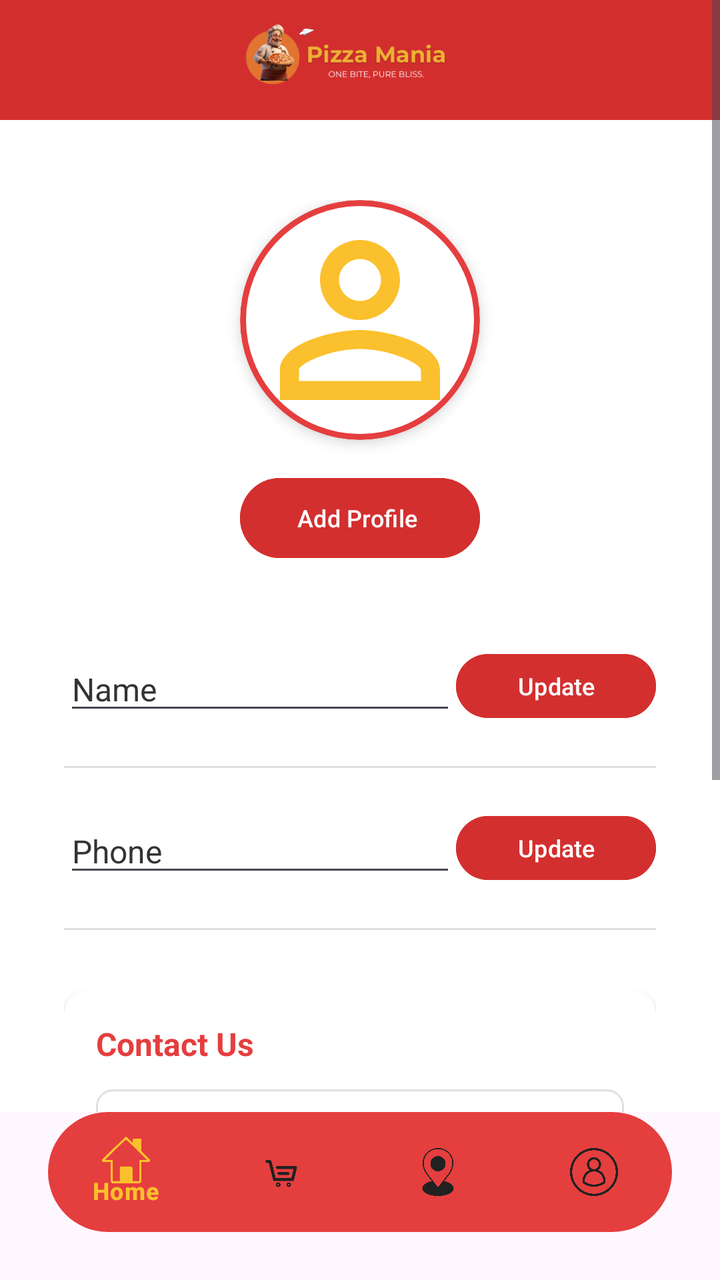
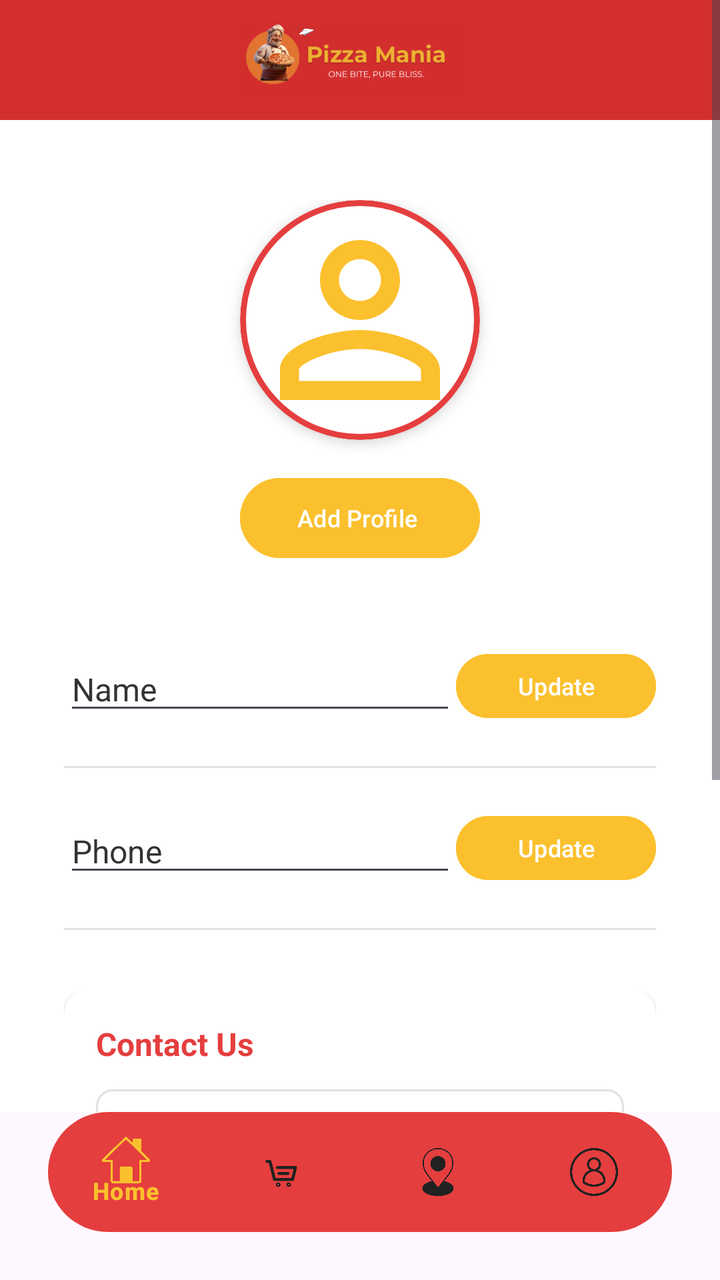

An Android layout rendered at two revisions. The XML below is the earlier revision; the diff shows what the commit changed to produce the second picture.
<!-- AndroidManifest.xml: application theme Theme.Pizzar11 -->
<!-- res/layout/activity_profile.xml -->
<?xml version="1.0" encoding="utf-8"?>
<androidx.constraintlayout.widget.ConstraintLayout
    xmlns:android="http://schemas.android.com/apk/res/android"
    xmlns:app="http://schemas.android.com/apk/res-auto"
    xmlns:tools="http://schemas.android.com/tools"
    android:id="@+id/main"
    android:layout_width="match_parent"
    android:layout_height="match_parent"
    tools:context=".ProfileActivity">

    <ScrollView
        android:id="@+id/scrollView"
        android:layout_width="0dp"
        android:layout_height="0dp"
        android:background="@android:color/white"
        app:layout_constraintTop_toTopOf="parent"
        app:layout_constraintBottom_toTopOf="@+id/bottomNavigationView"
        app:layout_constraintStart_toStartOf="parent"
        app:layout_constraintEnd_toEndOf="parent">

        <LinearLayout
            android:layout_width="match_parent"
            android:layout_height="wrap_content"
            android:orientation="vertical">

            
            <LinearLayout
                android:layout_width="match_parent"
                android:layout_height="60dp"
                android:background="#d32f2f"
                android:gravity="center"
                android:orientation="horizontal">

                <ImageView
                    android:layout_width="180dp"
                    android:layout_height="40dp"
                    android:layout_marginEnd="8dp"
                    android:src="@drawable/headerimg"
                    android:scaleType="fitCenter"
                    android:contentDescription="Pizza Mania Logo" />

            </LinearLayout>

            
            <LinearLayout
                android:layout_width="match_parent"
                android:layout_height="wrap_content"
                android:layout_marginTop="40dp"
                android:gravity="center"
                android:orientation="vertical">

                <androidx.cardview.widget.CardView
                    android:layout_width="120dp"
                    android:layout_height="120dp"
                    app:cardCornerRadius="60dp"
                    app:cardElevation="4dp">

                    <ImageView
                        android:id="@+id/iv_profile"
                        android:layout_width="match_parent"
                        android:layout_height="match_parent"
                        android:scaleType="centerCrop"
                        android:src="@drawable/person"
                        android:contentDescription="Profile Picture" />

                    
                    <View
                        android:layout_width="match_parent"
                        android:layout_height="match_parent"
                        android:background="@drawable/circle_border_red" />

                </androidx.cardview.widget.CardView>

                <Button
                    android:id="@+id/btn_add_image"
                    android:layout_width="120dp"
                    android:layout_height="48dp"
                    android:layout_marginTop="15dp"
                    android:backgroundTint="@color/tomato_red"
                    android:text="Add Profile "
                    android:textColor="@android:color/white"
                    android:textSize="12sp"
                    android:textAllCaps="false" />

            </LinearLayout>

            
            <LinearLayout
                android:layout_width="match_parent"
                android:layout_height="wrap_content"
                android:layout_marginStart="32dp"
                android:layout_marginTop="40dp"
                android:layout_marginEnd="32dp"
                android:orientation="vertical">

                
                <LinearLayout
                    android:layout_width="match_parent"
                    android:layout_height="wrap_content"
                    android:layout_marginBottom="20dp"
                    android:orientation="horizontal"
                    android:gravity="center_vertical">

                    <EditText
                        android:id="@+id/tv_name"
                        android:layout_width="0dp"
                        android:layout_height="wrap_content"
                        android:layout_weight="1"
                        android:text="Name"
                        android:textColor="#333333"
                        android:textSize="16sp"
                        android:textStyle="normal" />

                    <Button
                        android:id="@+id/btn_update_name"
                        android:layout_width="100dp"
                        android:layout_height="40dp"
                        android:backgroundTint="@color/tomato_red"
                        android:text="Update"
                        android:textColor="@android:color/white"
                        android:textSize="12sp"
                        android:textAllCaps="false" />

                </LinearLayout>

                <View
                    android:layout_width="match_parent"
                    android:layout_height="1dp"
                    android:layout_marginBottom="20dp"
                    android:background="#E0E0E0" />

                
                <LinearLayout
                    android:layout_width="match_parent"
                    android:layout_height="wrap_content"
                    android:layout_marginBottom="20dp"
                    android:orientation="horizontal"
                    android:gravity="center_vertical">

                    <EditText
                        android:id="@+id/tv_phone"
                        android:layout_width="0dp"
                        android:layout_height="wrap_content"
                        android:layout_weight="1"
                        android:text="Phone"
                        android:textColor="#333333"
                        android:textSize="16sp"
                        android:textStyle="normal" />

                    <Button
                        android:id="@+id/btn_update_phone"
                        android:layout_width="100dp"
                        android:layout_height="40dp"
                        android:backgroundTint="@color/tomato_red"
                        android:text="Update"
                        android:textColor="@android:color/white"
                        android:textSize="12sp"
                        android:textAllCaps="false" />

                </LinearLayout>

                <View
                    android:layout_width="match_parent"
                    android:layout_height="1dp"
                    android:background="#E0E0E0" />

            </LinearLayout>

            
            <LinearLayout
                android:layout_width="match_parent"
                android:layout_height="wrap_content"
                android:layout_marginStart="32dp"
                android:layout_marginTop="30dp"
                android:layout_marginEnd="32dp"
                android:orientation="vertical">

                <androidx.cardview.widget.CardView
                    android:layout_width="match_parent"
                    android:layout_height="wrap_content"
                    app:cardCornerRadius="12dp"
                    app:cardElevation="2dp"
                    app:cardBackgroundColor="@android:color/white">

                    <LinearLayout
                        android:layout_width="match_parent"
                        android:layout_height="wrap_content"
                        android:orientation="vertical"
                        android:padding="16dp">

                        <TextView
                            android:layout_width="wrap_content"
                            android:layout_height="wrap_content"
                            android:layout_marginBottom="12dp"
                            android:text="Contact Us"
                            android:textColor="#E53E3E"
                            android:textSize="16sp"
                            android:textStyle="bold" />

                        <EditText
                            android:id="@+id/et_contact_message"
                            android:layout_width="match_parent"
                            android:layout_height="100dp"
                            android:background="@drawable/edittext_background"
                            android:gravity="top|start"
                            android:hint="Type your message here..."
                            android:inputType="textMultiLine"
                            android:padding="12dp"
                            android:textColorHint="#999999"
                            android:textSize="14sp"
                            android:scrollbars="vertical" />

                        <ImageView
                            android:id="@+id/iv_send"
                            android:layout_width="24dp"
                            android:layout_height="24dp"
                            android:layout_gravity="end"
                            android:layout_marginTop="8dp"
                            android:src="@drawable/send"
                            android:clickable="true"
                            android:focusable="true"
                            android:background="?android:attr/selectableItemBackgroundBorderless"
                            app:tint="#E53E3E"
                            android:contentDescription="Send message"/>

                    </LinearLayout>

                </androidx.cardview.widget.CardView>

            </LinearLayout>

            <Button
                android:id="@+id/btn_logout"
                android:layout_width="190dp"
                android:layout_height="48dp"
                android:layout_gravity="center"
                android:layout_marginTop="20dp"
                android:layout_marginBottom="32dp"
                android:backgroundTint="@color/tomato_red"
                android:text="Logout"
                android:textColor="@android:color/white"
                android:textSize="14sp"
                android:textAllCaps="false" />



        </LinearLayout>

    </ScrollView>


    <com.google.android.material.bottomnavigation.BottomNavigationView
        android:id="@+id/bottomNavigationView"
        android:layout_width="0dp"
        android:layout_height="60dp"
        android:layout_marginStart="24dp"
        android:layout_marginEnd="24dp"
        android:layout_marginBottom="24dp"
        android:background="@drawable/simple_nav_background"
        android:elevation="12dp"
        app:itemIconTint="@color/nav_item_color"
        app:itemTextColor="@color/nav_item_color"
        app:itemActiveIndicatorStyle="@style/CustomActiveIndicator"
        app:menu="@menu/bottom_nav_menu"
        app:labelVisibilityMode="selected"
        app:layout_constraintBottom_toBottomOf="parent"
        app:layout_constraintStart_toStartOf="parent"
        app:layout_constraintEnd_toEndOf="parent"/>

</androidx.constraintlayout.widget.ConstraintLayout>
<!-- resources referenced by this layout -->
<resources>
  <color name="tomato_red">#D32F2F</color>
  <!-- drawable circle_border_red (drawable) -->
  <shape xmlns:android="http://schemas.android.com/apk/res/android"
      android:shape="oval">
      <stroke
          android:width="3dp"
          android:color="#E53E3E" />
      <solid android:color="@android:color/transparent" />
  </shape>
  <!-- drawable edittext_background (drawable) -->
  <?xml version="1.0" encoding="utf-8"?>
  <shape xmlns:android="http://schemas.android.com/apk/res/android">
      <solid android:color="@android:color/white" />
      <stroke
          android:width="1dp"
          android:color="#E0E0E0" />
      <corners android:radius="8dp" />
  </shape>
  <!-- drawable headerimg: png bitmap (drawable, 24417 bytes) -->
  <!-- drawable person (drawable) -->
  <vector xmlns:android="http://schemas.android.com/apk/res/android" android:height="24dp" android:tint="#FBC02D" android:viewportHeight="24" android:viewportWidth="24" android:width="24dp">
        
      <path android:fillColor="@android:color/white" android:pathData="M12,5.9c1.16,0 2.1,0.94 2.1,2.1s-0.94,2.1 -2.1,2.1S9.9,9.16 9.9,8s0.94,-2.1 2.1,-2.1m0,9c2.97,0 6.1,1.46 6.1,2.1v1.1L5.9,18.1L5.9,17c0,-0.64 3.13,-2.1 6.1,-2.1M12,4C9.79,4 8,5.79 8,8s1.79,4 4,4 4,-1.79 4,-4 -1.79,-4 -4,-4zM12,13c-2.67,0 -8,1.34 -8,4v3h16v-3c0,-2.66 -5.33,-4 -8,-4z"/>
      
  </vector>
  <!-- drawable send (drawable) -->
  <vector xmlns:android="http://schemas.android.com/apk/res/android" android:autoMirrored="true" android:height="24dp" android:tint="#D32F2F" android:viewportHeight="24" android:viewportWidth="24" android:width="24dp">
        
      <path android:fillColor="@android:color/white" android:pathData="M2.01,21L23,12 2.01,3 2,10l15,2 -15,2z"/>
      
  </vector>
  <!-- drawable simple_nav_background (drawable) -->
  <?xml version="1.0" encoding="utf-8"?>
  <shape xmlns:android="http://schemas.android.com/apk/res/android">
      <solid android:color="#E53E3E" />
      <corners android:radius="30dp" />
  </shape>
  <style name="CustomActiveIndicator" parent="Widget.Material3.BottomNavigationView.ActiveIndicator">
          <item name="android:color">@android:color/white</item>
          <item name="shapeAppearance">@style/ShapeAppearance.Material3.Corner.Full</item>
          <item name="android:width">80dp</item>
          <item name="android:height">40dp</item>
      </style>
  <style name="Theme.Pizzar11" parent="Base.Theme.Pizzar11" />
  <style name="Base.Theme.Pizzar11" parent="Theme.Material3.DayNight.NoActionBar">
          
          
      </style>
</resources>

<!-- the commit's change to res/layout/activity_profile.xml (unified diff, before → after) -->
@@ -76,7 +76,7 @@
                     android:layout_width="120dp"
                     android:layout_height="48dp"
                     android:layout_marginTop="15dp"
-                    android:backgroundTint="@color/tomato_red"
+                    android:backgroundTint="@color/cheese_yellow"
                     android:text="Add Profile "
                     android:textColor="@android:color/white"
                     android:textSize="12sp"
@@ -115,7 +115,7 @@
                         android:id="@+id/btn_update_name"
                         android:layout_width="100dp"
                         android:layout_height="40dp"
-                        android:backgroundTint="@color/tomato_red"
+                        android:backgroundTint="@color/cheese_yellow"
                         android:text="Update"
                         android:textColor="@android:color/white"
                         android:textSize="12sp"
@@ -151,7 +151,7 @@
                         android:id="@+id/btn_update_phone"
                         android:layout_width="100dp"
                         android:layout_height="40dp"
-                        android:backgroundTint="@color/tomato_red"
+                        android:backgroundTint="@color/cheese_yellow"
                         android:text="Update"
                         android:textColor="@android:color/white"
                         android:textSize="12sp"
@@ -236,7 +236,7 @@
                 android:layout_gravity="center"
                 android:layout_marginTop="20dp"
                 android:layout_marginBottom="32dp"
-                android:backgroundTint="@color/tomato_red"
+                android:backgroundTint="@color/cheese_yellow"
                 android:text="Logout"
                 android:textColor="@android:color/white"
                 android:textSize="14sp"
<!-- resource entries referenced after the edit -->
@@ -1,6 +1,6 @@
 <!-- resources referenced by this layout -->
 <resources>
-  <color name="tomato_red">#D32F2F</color>
+  <color name="cheese_yellow">#FBC02D</color>
   <!-- drawable circle_border_red (drawable) -->
   <shape xmlns:android="http://schemas.android.com/apk/res/android"
       android:shape="oval">
